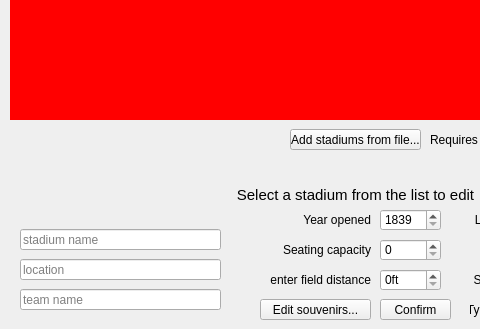
Above: src/views/adminview.ui from minorleaguegrayonassociates/GrayonSlam before the change; both pictures show x 0 to 480 and y 271 to 600 of the 710 by 600 pixel window. Below: the same form after it.
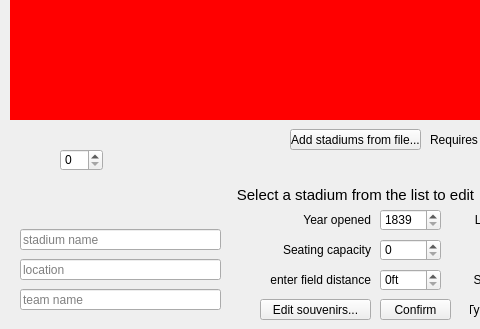
That is the form after the change.

Commit message: Add stadium edit field demo

```diff
--- a/src/views/adminview.ui
+++ b/src/views/adminview.ui
@@ -428,6 +428,16 @@
       <set>Qt::AlignRight|Qt::AlignTrailing|Qt::AlignVCenter</set>
      </property>
     </widget>
+    <widget class="QSpinBox" name="spinBox">
+     <property name="geometry">
+      <rect>
+       <x>60</x>
+       <y>420</y>
+       <width>43</width>
+       <height>22</height>
+      </rect>
+     </property>
+    </widget>
    </widget>
    <widget class="QWidget" name="page_souvenirs">
     <widget class="QWidget" name="widget_souvAvailableList" native="true">
```
Left out of the diff: 6 changed lines with no effect on the pictures. The commit also changes 2 other files.
